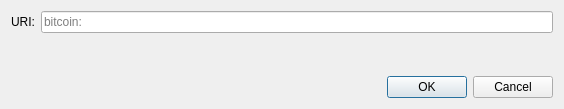
CryptoDev777/litecoin-pos, file src/qt/forms/openuridialog.ui: the form before one commit.
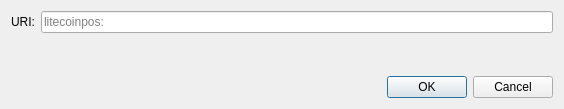
The form after the commit. Custom widgets are drawn as their Qt base class.

Diff of the .ui file:
```diff
--- a/src/qt/forms/openuridialog.ui
+++ b/src/qt/forms/openuridialog.ui
@@ -26,7 +26,7 @@
      <item>
       <widget class="QValidatedLineEdit" name="uriEdit">
        <property name="placeholderText">
-        <string notr="true">bitcoin:</string>
+        <string notr="true">litecoinpos:</string>
        </property>
       </widget>
      </item>
```
Left out of the diff: 2 changed lines with no effect on the pictures.
